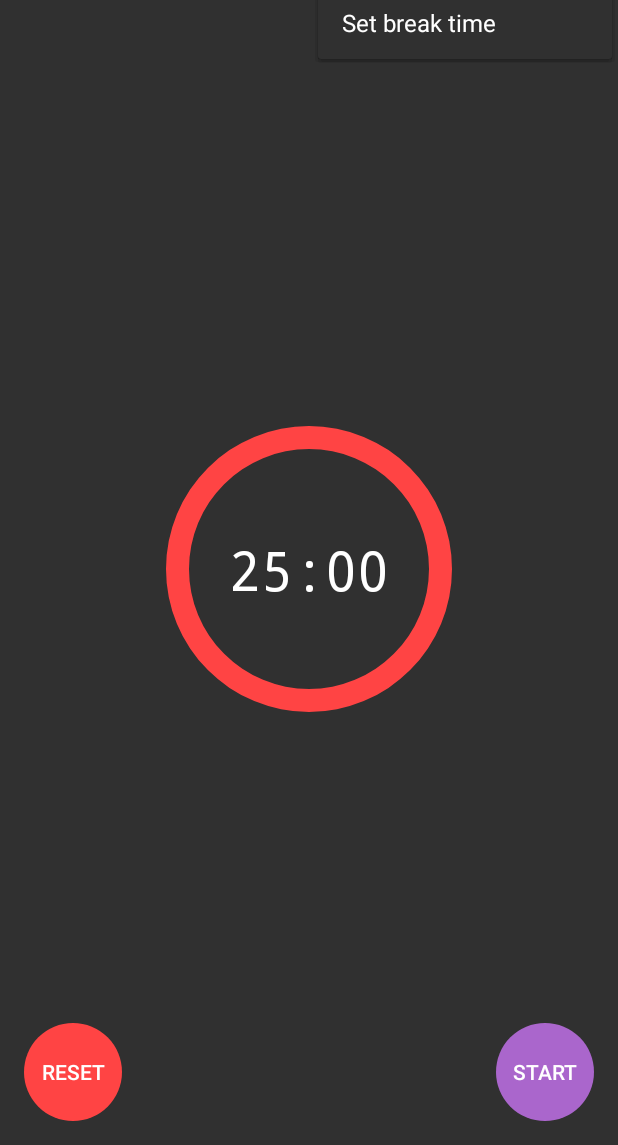
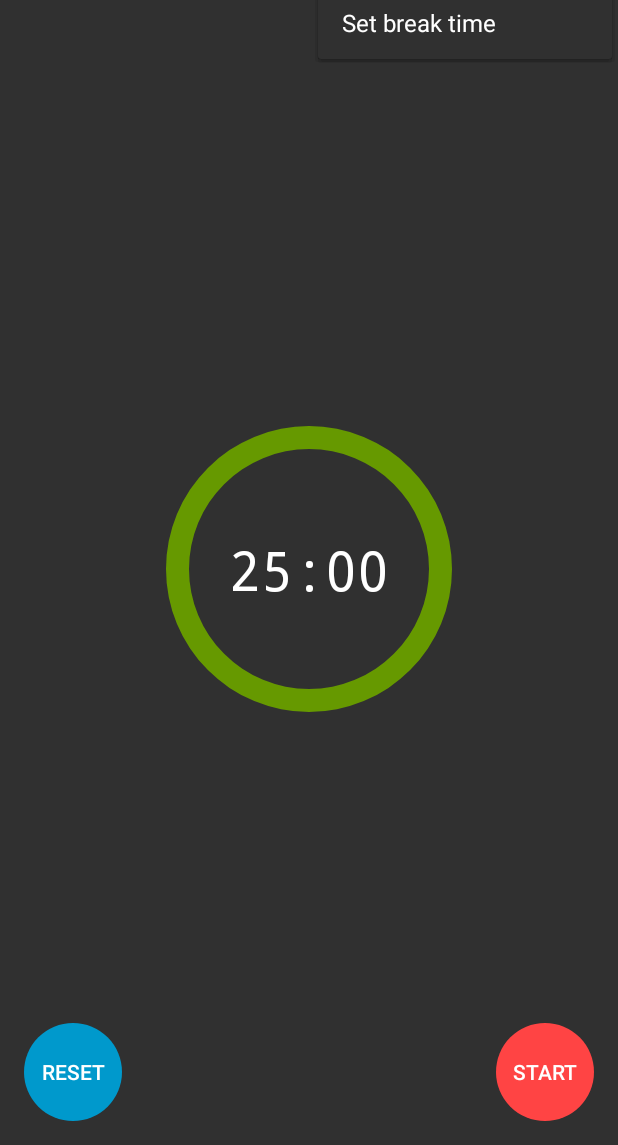
Before and after one commit to Matheus-0/Pomodoro-Clock, an Android app: the screen it shows after launch (MainActivity), with the options menu open, on a phone screen of 412 x 824 dp, the part 91-1236 px from its top. Run offline under Robolectric (Android 15) with nearby library versions, the phone set to English and light mode, and no system bars.

Commit message:
Small fix in AndroidManifest.xml and changed colours for better look.

```diff
--- a/app/src/main/AndroidManifest.xml
+++ b/app/src/main/AndroidManifest.xml
@@ -1,5 +1,6 @@
 <?xml version="1.0" encoding="utf-8"?>
 <manifest xmlns:android="http://schemas.android.com/apk/res/android"
+    xmlns:tools="http://schemas.android.com/tools"
     package="com.example.pomodoroclock">
 
     <application
@@ -20,6 +21,7 @@
         </activity>
     </application>
 
-    <uses-permission android:name="android.permission.VIBRATE"/>
+    <uses-permission android:name="android.permission.VIBRATE"
+        tools:ignore="ManifestOrder" />
 
 </manifest>
--- a/app/src/main/res/layout/activity_main.xml
+++ b/app/src/main/res/layout/activity_main.xml
@@ -13,9 +13,9 @@
         android:layout_height="200dp"
         android:fadeScrollbars="false"
         android:max="100"
-        android:progress="0"
+        android:progress="100"
         android:progressDrawable="@drawable/ic_circular"
-        android:progressTint="@android:color/holo_red_light"
+        android:progressTint="@android:color/holo_green_dark"
         android:rotation="270"
         app:layout_constraintBottom_toBottomOf="parent"
         app:layout_constraintEnd_toEndOf="parent"
@@ -42,7 +42,7 @@
         android:layout_marginStart="16dp"
         android:layout_marginBottom="16dp"
         android:background="@drawable/ic_round_circle"
-        android:backgroundTint="@android:color/holo_red_light"
+        android:backgroundTint="@android:color/holo_blue_dark"
         android:text="@string/button_reset"
         app:layout_constraintBottom_toBottomOf="parent"
         app:layout_constraintStart_toStartOf="parent" />
@@ -54,7 +54,7 @@
         android:layout_marginEnd="16dp"
         android:layout_marginBottom="16dp"
         android:background="@drawable/ic_round_circle"
-        android:backgroundTint="@android:color/holo_purple"
+        android:backgroundTint="@android:color/holo_red_light"
         android:text="@string/button_default"
         app:layout_constraintBottom_toBottomOf="parent"
         app:layout_constraintEnd_toEndOf="parent" />
```
